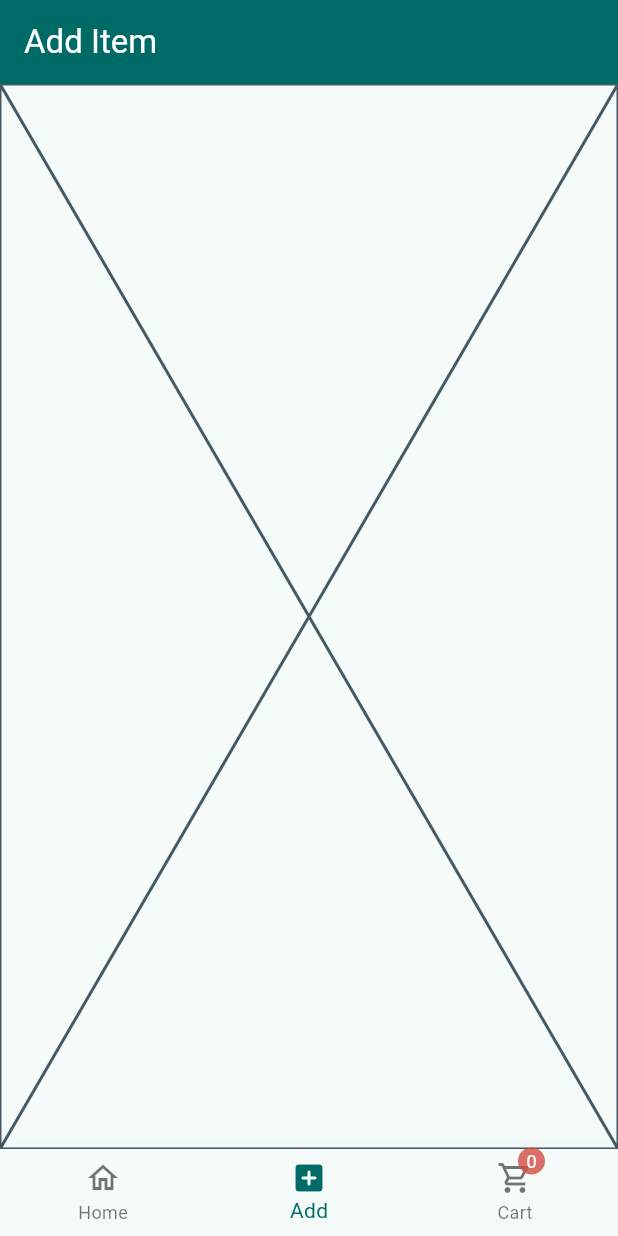
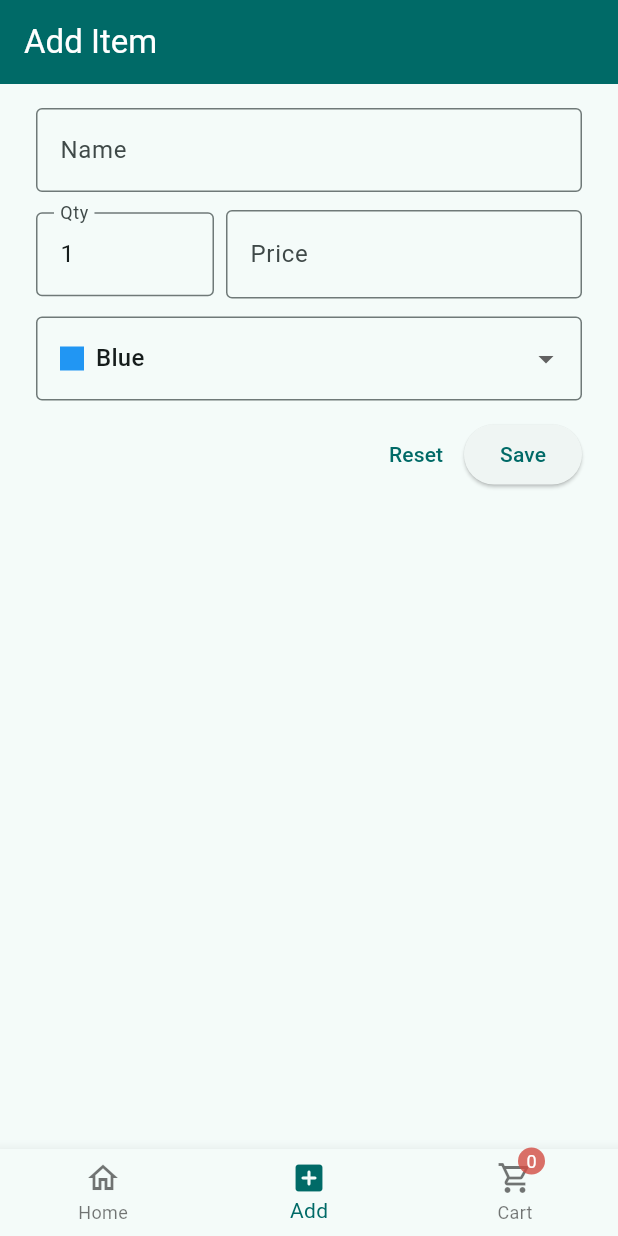
Before and after one commit to israel-oye/shop-app-example, a Flutter app: the Skeleton screen opened directly, item 2 of the bottom bar chosen, on a phone screen of 412 x 824 dp. Run offline on Flutter 3.47's test engine with Material 3 defaults, Android fonts, the phone set to English and light mode, and no system bars; our stand-ins replace dio; network calls fail.

```diff
--- /dev/null
+++ b/lib/data/avatars.dart
@@ -0,0 +1,14 @@
+import 'package:flutter/material.dart';
+
+enum AvatarChoice{
+  red('Red', Colors.red),
+  blue('Blue', Colors.blue),
+  orange('Orange', Colors.orange),
+  purple('Purple', Colors.purpleAccent),
+  green('Green', Colors.lightGreen);
+
+  final String name;
+  final Color color;
+
+  const AvatarChoice(this.name, this.color);
+}
--- a/lib/main.dart
+++ b/lib/main.dart
@@ -36,6 +36,9 @@ class ShopApp extends StatelessWidget {
       debugShowCheckedModeBanner: false,
       theme: ThemeData(
         colorScheme: ColorScheme.fromSeed(seedColor: const Color(0xFF286E6B)),
+        inputDecorationTheme: InputDecorationTheme().copyWith(
+          border: OutlineInputBorder()
+        )
       ),
       home: RootScreen(),
     );
--- a/lib/screens/new_item_screen.dart
+++ b/lib/screens/new_item_screen.dart
@@ -1,4 +1,5 @@
 import 'package:flutter/material.dart';
+import 'package:shop_app/data/avatars.dart';
 
 class NewItemScreen extends StatefulWidget {
   const NewItemScreen({super.key});
@@ -8,8 +9,103 @@ class NewItemScreen extends StatefulWidget {
 }
 
 class _NewItemScreenState extends State<NewItemScreen> {
+  String enteredName = '';
+  int enteredQty = 1;
+  double enteredPrice = 0.0;
+  AvatarChoice chosenAvatar = AvatarChoice.blue;
+
   @override
   Widget build(BuildContext context) {
-    return const Placeholder();
+    return Padding(
+      padding: EdgeInsetsGeometry.symmetric(vertical: 16, horizontal: 24),
+      child: Form(
+        child: _buildForm()
+      ),
+    );
+  }
+
+  Column _buildForm() {
+    return Column(
+        children: [
+          TextFormField(
+            decoration: InputDecoration(
+              label: Text('Name'),
+              hintText: "Name of Product"
+            ),
+
+          ),
+          SizedBox(height: 12,),
+          Row(
+            mainAxisSize: MainAxisSize.min,
+            spacing: 8,
+            children: [
+              Flexible(
+                child: TextFormField(
+                  initialValue: '1',
+                  keyboardType: TextInputType.numberWithOptions(
+                    decimal: false,
+                  ),
+                  decoration: InputDecoration(
+                    label: const Text('Qty')
+                  ),
+                )
+              ),
+              Flexible(
+                flex: 2,
+                child: TextFormField(
+                  keyboardType: TextInputType.numberWithOptions(decimal: true),
+                  decoration: InputDecoration(
+                    label: const Text('Price'),
+                    prefix: Text(
+                      '₦',
+                      style: TextStyle(
+                        fontSize: 18,
+                        fontWeight: FontWeight.bold
+                      ),
+                    )
+                  ),
+                )
+              ),
+            ],
+          ),
+          SizedBox(height: 12,),
+          DropdownButtonFormField<AvatarChoice>(
+            initialValue: chosenAvatar,
+            items: AvatarChoice.values.map(
+              (avatar) => DropdownMenuItem(
+                    value: avatar,
+                    child: Row(
+                      mainAxisSize: MainAxisSize.min,
+                      mainAxisAlignment: MainAxisAlignment.spaceAround,
+                      children: [
+                        Container(
+                          height: 16,
+                          width: 16,
+                          color: avatar.color
+                        ),
+                        SizedBox(width: 8,),
+                        Text(avatar.name),
+                      ]
+                      ),
+                  )
+            ).toList(),
+            onChanged: (val){},
+          ),
+          SizedBox(height: 12,),
+          Row(
+            mainAxisAlignment: MainAxisAlignment.end,
+            children: [
+              TextButton(
+                onPressed: () {},
+                child: Text('Reset')
+              ),
+              ElevatedButton(
+                onPressed: () {},
+                child: Text('Save')
+              ),
+            ],
+          )
+        ],
+      );
   }
 }
```
